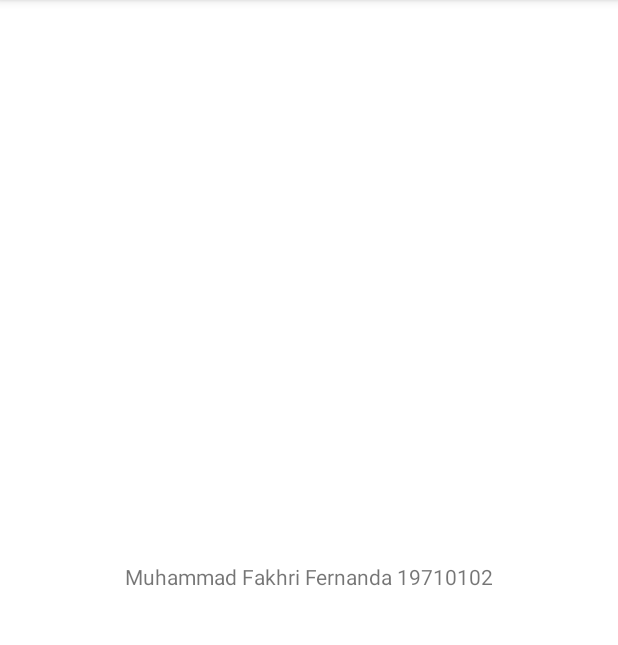
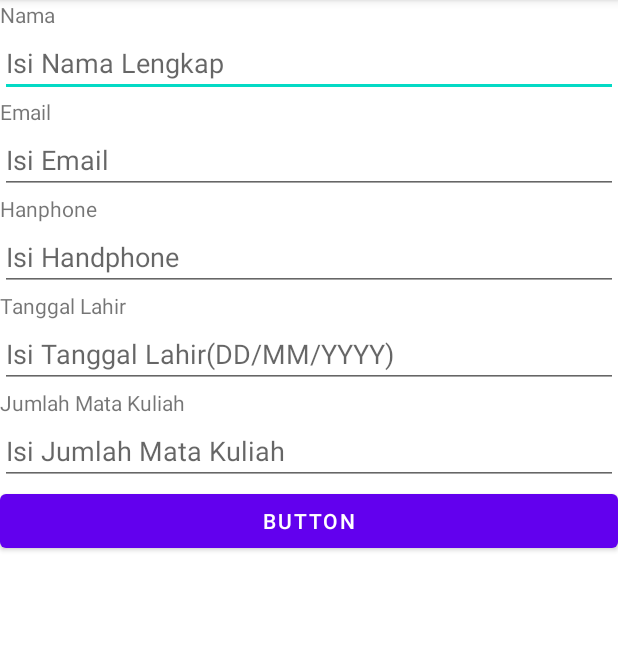
Before and after one commit to FakhriFernanda/PraktikumAndroid, an Android app: the screen it shows after launch (MainActivity), on a phone screen of 412 x 824 dp, the part 84-729 px from its top. Run offline under Robolectric (Android 15) with nearby library versions, the phone set to English and light mode, and no system bars.

Commit message:
Membuat Edit Text

```diff
--- a/app/src/main/res/layout/activity_main.xml
+++ b/app/src/main/res/layout/activity_main.xml
@@ -1,19 +1,81 @@
 <?xml version="1.0" encoding="utf-8"?>
-<androidx.constraintlayout.widget.ConstraintLayout xmlns:android="http://schemas.android.com/apk/res/android"
+<LinearLayout xmlns:android="http://schemas.android.com/apk/res/android"
     xmlns:app="http://schemas.android.com/apk/res-auto"
     xmlns:tools="http://schemas.android.com/tools"
     android:layout_width="match_parent"
     android:layout_height="match_parent"
+    android:orientation="vertical"
     tools:context=".MainActivity">
 
     <TextView
-        android:id="@+id/textView1"
         android:layout_width="wrap_content"
         android:layout_height="wrap_content"
-        android:text="Muhammad Fakhri Fernanda 19710102"
-        app:layout_constraintBottom_toBottomOf="parent"
-        app:layout_constraintLeft_toLeftOf="parent"
-        app:layout_constraintRight_toRightOf="parent"
-        app:layout_constraintTop_toTopOf="parent" />
+        android:text="Nama"
+         />
 
-</androidx.constraintlayout.widget.ConstraintLayout>
+    <EditText
+        android:layout_width="match_parent"
+        android:layout_height="wrap_content"
+        android:hint="Isi Nama Lengkap"
+        android:inputType="textPersonName"
+        />
+
+    <TextView
+        android:layout_width="wrap_content"
+        android:layout_height="wrap_content"
+        android:text="Email"
+        />
+
+    <EditText
+        android:layout_width="match_parent"
+        android:layout_height="wrap_content"
+        android:hint="Isi Email"
+        android:inputType="textEmailAddress"
+        />
+
+    <TextView
+        android:layout_width="wrap_content"
+        android:layout_height="wrap_content"
+        android:text="Hanphone"
+        />
+
+    <EditText
+        android:layout_width="match_parent"
+        android:layout_height="wrap_content"
+        android:hint="Isi Handphone"
+        android:inputType="phone"
+        />
+
+    <TextView
+        android:layout_width="wrap_content"
+        android:layout_height="wrap_content"
+        android:text="Tanggal Lahir"
+        />
+
+    <EditText
+        android:layout_width="match_parent"
+        android:layout_height="wrap_content"
+        android:hint="Isi Tanggal Lahir(DD/MM/YYYY)"
+        android:inputType="date"
+        />
+
+    <TextView
+        android:layout_width="wrap_content"
+        android:layout_height="wrap_content"
+        android:text="Jumlah Mata Kuliah"
+        />
+
+    <EditText
+        android:layout_width="match_parent"
+        android:layout_height="wrap_content"
+        android:hint="Isi Jumlah Mata Kuliah"
+        android:inputType="number"
+        />
+
+    <Button
+        android:layout_width="match_parent"
+        android:layout_height="wrap_content"
+        android:text="Button"
+         />
+
+</LinearLayout>
```
